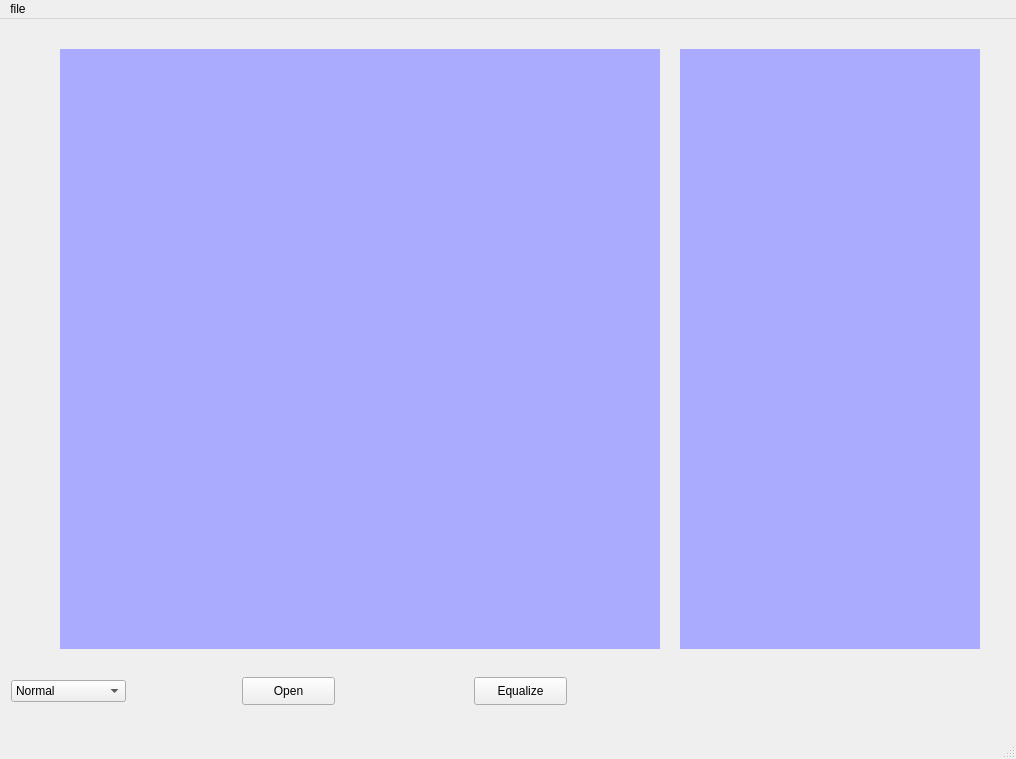
The window that task1.ui (youssefshawki9/Photo_Editor) describes before a commit, drawn with Qt 5.
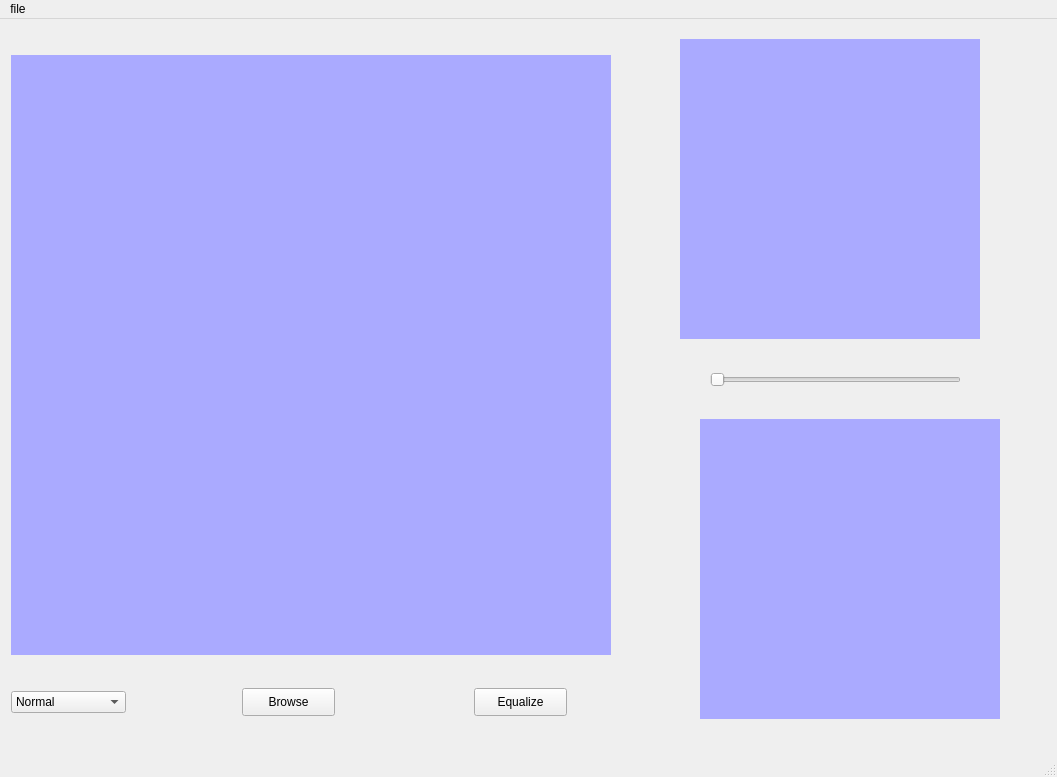
The same window after the commit. Custom widgets are drawn as their Qt base class.

What changed in the file:
```diff
--- a/task1.ui
+++ b/task1.ui
@@ -6,8 +6,8 @@
    <rect>
     <x>0</x>
     <y>0</y>
-    <width>1016</width>
-    <height>759</height>
+    <width>1057</width>
+    <height>777</height>
    </rect>
   </property>
   <property name="windowTitle">
@@ -17,36 +17,11 @@
    <string notr="true"/>
   </property>
   <widget class="QWidget" name="centralwidget">
-   <widget class="PlotWidget" name="histoWidget" native="true">
-    <property name="geometry">
-     <rect>
-      <x>680</x>
-      <y>330</y>
-      <width>300</width>
-      <height>300</height>
-     </rect>
-    </property>
-    <property name="minimumSize">
-     <size>
-      <width>300</width>
-      <height>300</height>
-     </size>
-    </property>
-    <property name="maximumSize">
-     <size>
-      <width>300</width>
-      <height>300</height>
-     </size>
-    </property>
-    <property name="styleSheet">
-     <string notr="true">background-color: rgb(170, 170, 255);</string>
-    </property>
-   </widget>
    <widget class="QPushButton" name="Equalize">
     <property name="geometry">
      <rect>
       <x>474</x>
-      <y>658</y>
+      <y>669</y>
       <width>93</width>
       <height>28</height>
      </rect>
@@ -59,7 +34,7 @@
     <property name="geometry">
      <rect>
       <x>11</x>
-      <y>661</y>
+      <y>672</y>
       <width>115</width>
       <height>22</height>
      </rect>
@@ -90,36 +65,11 @@
      </property>
     </item>
    </widget>
-   <widget class="PlotWidget" name="fftWidget" native="true">
-    <property name="geometry">
-     <rect>
-      <x>680</x>
-      <y>30</y>
-      <width>300</width>
-      <height>300</height>
-     </rect>
-    </property>
-    <property name="minimumSize">
-     <size>
-      <width>300</width>
-      <height>300</height>
-     </size>
-    </property>
-    <property name="maximumSize">
-     <size>
-      <width>300</width>
-      <height>300</height>
-     </size>
-    </property>
-    <property name="styleSheet">
-     <string notr="true">background-color: rgb(170, 170, 255);</string>
-    </property>
-   </widget>
    <widget class="QLabel" name="imageview">
     <property name="geometry">
      <rect>
-      <x>60</x>
-      <y>30</y>
+      <x>11</x>
+      <y>36</y>
       <width>600</width>
       <height>600</height>
      </rect>
@@ -147,13 +97,64 @@
     <property name="geometry">
      <rect>
       <x>242</x>
-      <y>658</y>
+      <y>669</y>
       <width>93</width>
       <height>28</height>
      </rect>
     </property>
     <property name="text">
-     <string>Open</string>
+     <string>Browse</string>
+    </property>
+   </widget>
+   <widget class="PlotWidget" name="histoWidget" native="true">
+    <property name="geometry">
+     <rect>
+      <x>700</x>
+      <y>400</y>
+      <width>300</width>
+      <height>300</height>
+     </rect>
+    </property>
+    <property name="minimumSize">
+     <size>
+      <width>300</width>
+      <height>300</height>
+     </size>
+    </property>
+    <property name="styleSheet">
+     <string notr="true">background-color: rgb(170, 170, 255);</string>
+    </property>
+   </widget>
+   <widget class="PlotWidget" name="fftWidget" native="true">
+    <property name="geometry">
+     <rect>
+      <x>680</x>
+      <y>20</y>
+      <width>300</width>
+      <height>300</height>
+     </rect>
+    </property>
+    <property name="minimumSize">
+     <size>
+      <width>300</width>
+      <height>300</height>
+     </size>
+    </property>
+    <property name="styleSheet">
+     <string notr="true">background-color: rgb(170, 170, 255);</string>
+    </property>
+   </widget>
+   <widget class="QSlider" name="filterSize">
+    <property name="geometry">
+     <rect>
+      <x>710</x>
+      <y>350</y>
+      <width>251</width>
+      <height>22</height>
+     </rect>
+    </property>
+    <property name="orientation">
+     <enum>Qt::Horizontal</enum>
     </property>
    </widget>
   </widget>
@@ -163,7 +164,7 @@
     <rect>
      <x>0</x>
      <y>0</y>
-     <width>1016</width>
+     <width>1057</width>
      <height>26</height>
     </rect>
    </property>
```
Left out of the diff: 4 changed lines with no effect on the pictures.
